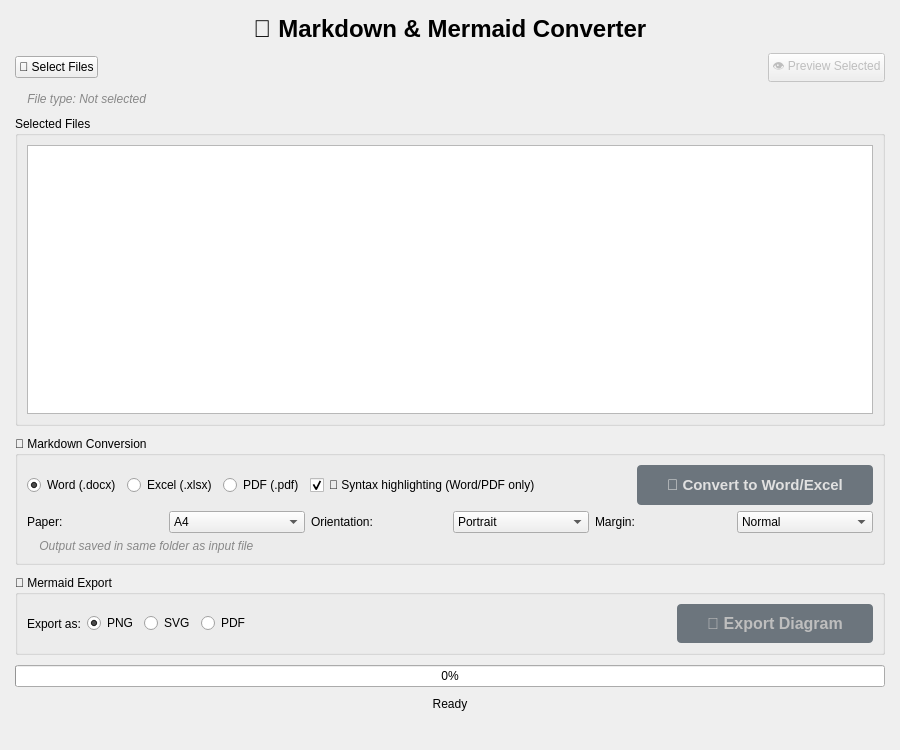
Before: the Qt Designer form ui/main_window.ui in Arean82/Markdown-to-Word-Excel-Converter, drawn with Qt 5.
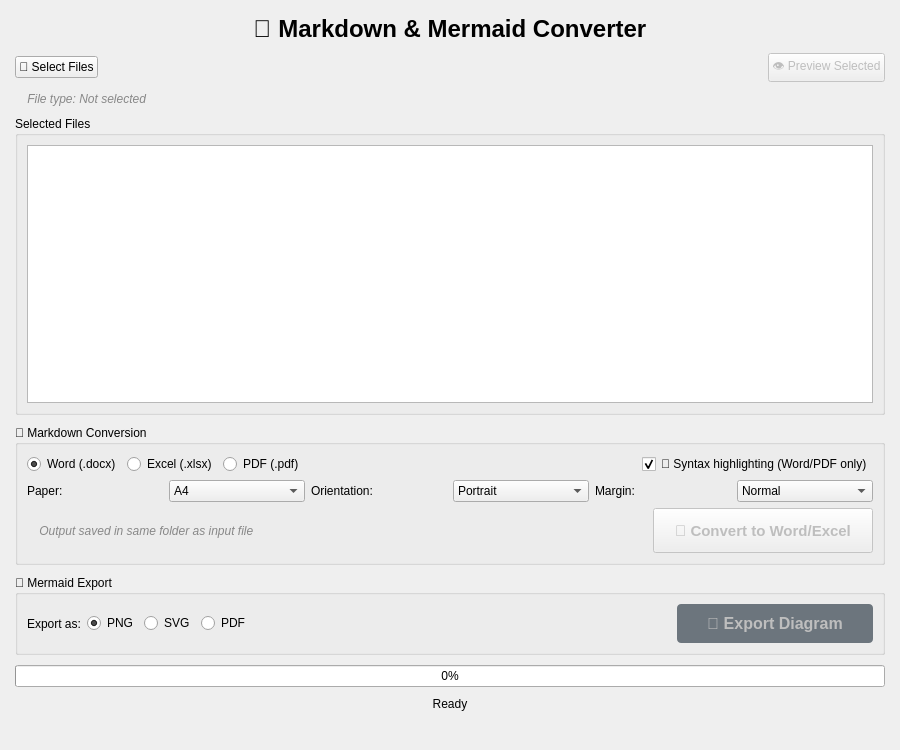
After: the same form once the commit is applied.

Commit message: feat: implement main window UI and support for custom light/dark stylesheets

Patch:
```diff
--- a/ui/main_window.ui
+++ b/ui/main_window.ui
@@ -106,6 +106,9 @@
          <property name="selectionMode">
           <enum>QAbstractItemView::SelectionMode::SingleSelection</enum>
          </property>
+         <property name="wordWrap">
+          <bool>true</bool>
+         </property>
         </widget>
        </item>
       </layout>
@@ -143,6 +146,19 @@
            </property>
           </widget>
          </item>
+         <item>
+          <spacer name="rightSpacer">
+           <property name="orientation">
+            <enum>Qt::Orientation::Horizontal</enum>
+           </property>
+           <property name="sizeHint" stdset="0">
+            <size>
+             <width>40</width>
+             <height>20</height>
+            </size>
+           </property>
+          </spacer>
+         </item>
          <item>
           <widget class="QCheckBox" name="highlightCheck">
            <property name="text">
@@ -153,44 +169,6 @@
            </property>
           </widget>
          </item>
-         <item>
-          <spacer name="rightSpacer">
-           <property name="orientation">
-            <enum>Qt::Orientation::Horizontal</enum>
-           </property>
-           <property name="sizeHint" stdset="0">
-            <size>
-             <width>40</width>
-             <height>20</height>
-            </size>
-           </property>
-          </spacer>
-         </item>
-         <item>
-          <widget class="QPushButton" name="convertBtn">
-           <property name="enabled">
-            <bool>false</bool>
-           </property>
-           <property name="minimumSize">
-            <size>
-             <width>120</width>
-             <height>40</height>
-            </size>
-           </property>
-           <property name="font">
-            <font>
-             <pointsize>11</pointsize>
-             <bold>true</bold>
-            </font>
-           </property>
-           <property name="styleSheet">
-            <string>QPushButton { background-color: #28a745; color: white; border-radius: 4px; padding: 10px 30px; } QPushButton:hover { background-color: #218838; } QPushButton:disabled { background-color: #6c757d; color: #e0e0e0; }</string>
-           </property>
-           <property name="text">
-            <string>🚀 Convert to Word/Excel</string>
-           </property>
-          </widget>
-         </item>
         </layout>
        </item>
        <item>
@@ -271,14 +249,53 @@
         </layout>
        </item>
        <item>
-        <widget class="QLabel" name="outputLabel">
-         <property name="styleSheet">
-          <string>color: #888; font-style: italic;</string>
-         </property>
-         <property name="text">
-          <string>💾 Output saved in same folder as input file</string>
-         </property>
-        </widget>
+        <layout class="QHBoxLayout" name="convertActionLayout">
+         <item>
+          <widget class="QLabel" name="outputLabel">
+           <property name="styleSheet">
+            <string>color: #888; font-style: italic;</string>
+           </property>
+           <property name="text">
+            <string>💾 Output saved in same folder as input file</string>
+           </property>
+          </widget>
+         </item>
+         <item>
+          <spacer name="convertSpacer">
+           <property name="orientation">
+            <enum>Qt::Orientation::Horizontal</enum>
+           </property>
+           <property name="sizeHint" stdset="0">
+            <size>
+             <width>40</width>
+             <height>20</height>
+            </size>
+           </property>
+          </spacer>
+         </item>
+         <item>
+          <widget class="QPushButton" name="convertBtn">
+           <property name="enabled">
+            <bool>false</bool>
+           </property>
+           <property name="minimumSize">
+            <size>
+             <width>220</width>
+             <height>45</height>
+            </size>
+           </property>
+           <property name="font">
+            <font>
+             <pointsize>11</pointsize>
+             <bold>true</bold>
+            </font>
+           </property>
+           <property name="text">
+            <string>🚀 Convert to Word/Excel</string>
+           </property>
+          </widget>
+         </item>
+        </layout>
        </item>
       </layout>
      </widget>
```
Left out of the diff: 9 changed lines with no effect on the pictures. The commit also changes 4 other files.
